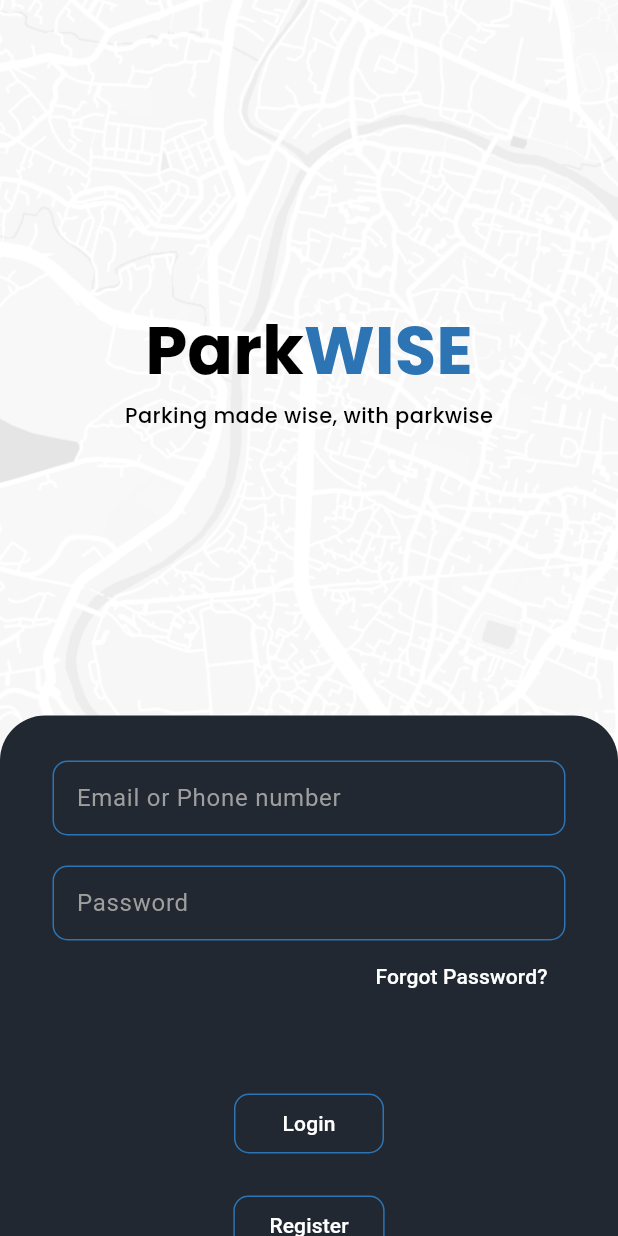
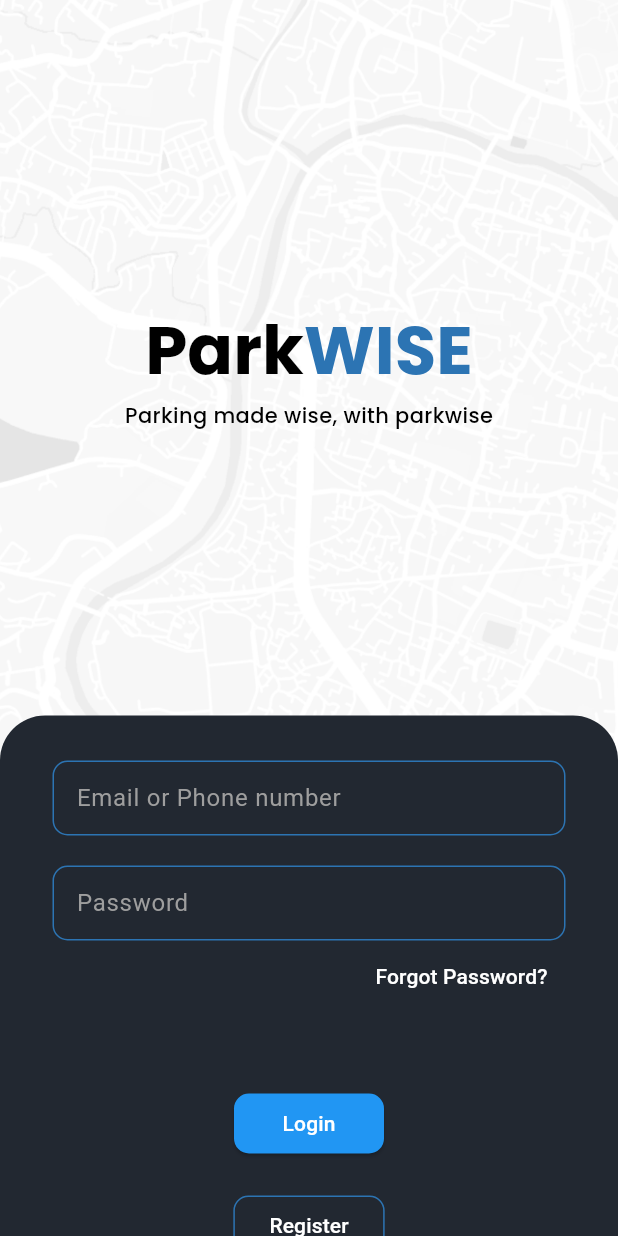
Before and after one commit to SarjyantShrestha/Flutter_Projects, a Flutter app: the screen it shows after launch, on a phone screen of 412 x 824 dp. Run offline on Flutter 3.47's test engine with Material 2 defaults, Android fonts, the phone set to English and light mode, and no system bars.

Commit message:
changed login button

```diff
--- a/parkwise/lib/screens/login_page.dart
+++ b/parkwise/lib/screens/login_page.dart
@@ -129,18 +129,13 @@ class LoginPage extends StatelessWidget {
                     const SizedBox(height: 50),
                     SizedBox(
                       width: 100,
-                      child: OutlinedButton(
+                      child: ElevatedButton(
                         onPressed: () {
-                          // Handle login logic here
+                          // Handle registration logic here
                         },
                         style: ButtonStyle(
-                          side: MaterialStateProperty.resolveWith<BorderSide>(
-                            (Set<MaterialState> states) {
-                              return const BorderSide(
-                                  color: Color.fromRGBO(44, 116, 179, 1),
-                                  width: 1.0);
-                            },
-                          ),
+                          backgroundColor:
+                              MaterialStateProperty.all<Color>(Colors.blue),
                           shape:
                               MaterialStateProperty.all<RoundedRectangleBorder>(
                             RoundedRectangleBorder(
@@ -153,6 +148,30 @@ class LoginPage extends StatelessWidget {
                           style: TextStyle(color: Colors.white),
                         ),
                       ),
+                      // OutlinedButton(
+                      //   onPressed: () {
+                      //     // Handle login logic here
+                      //   },
+                      //   style: ButtonStyle(
+                      //     side: MaterialStateProperty.resolveWith<BorderSide>(
+                      //       (Set<MaterialState> states) {
+                      //         return const BorderSide(
+                      //             color: Color.fromRGBO(44, 116, 179, 1),
+                      //             width: 1.0);
+                      //       },
+                      //     ),
+                      //     shape:
+                      //         MaterialStateProperty.all<RoundedRectangleBorder>(
+                      //       RoundedRectangleBorder(
+                      //         borderRadius: BorderRadius.circular(10),
+                      //       ),
+                      //     ),
+                      //   ),
+                      //   child: const Text(
+                      //     'Login',
+                      //     style: TextStyle(color: Colors.white),
+                      //   ),
+                      // ),
                     ),
                     const SizedBox(height: 20),
                     OutlinedButton(
```
